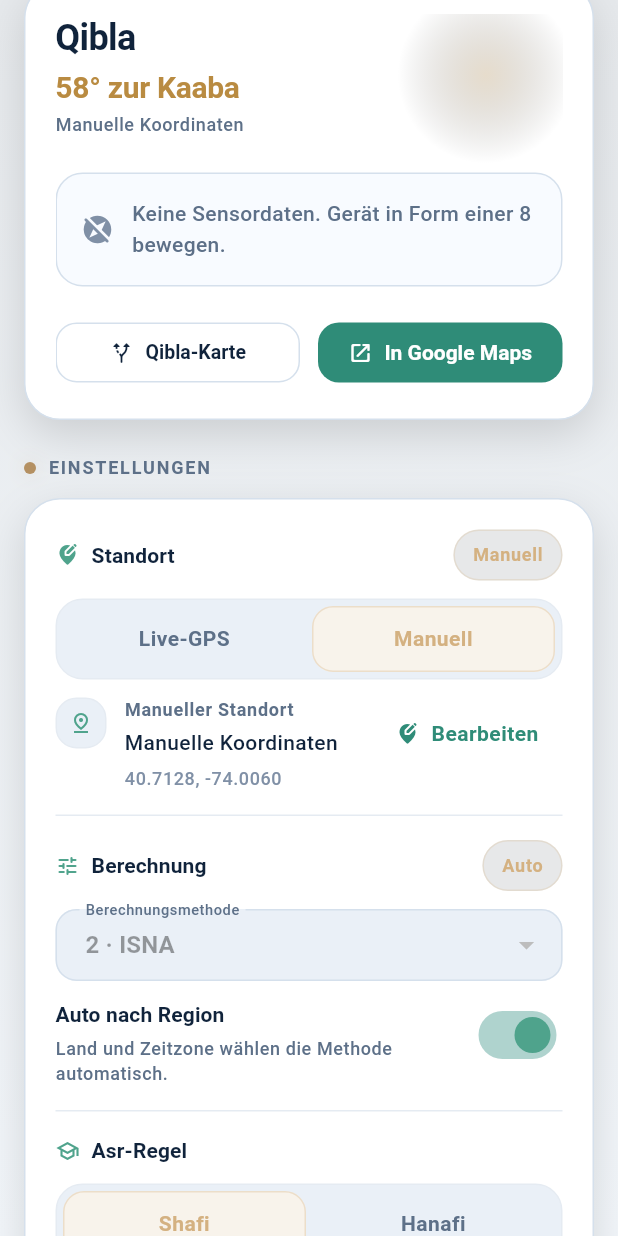
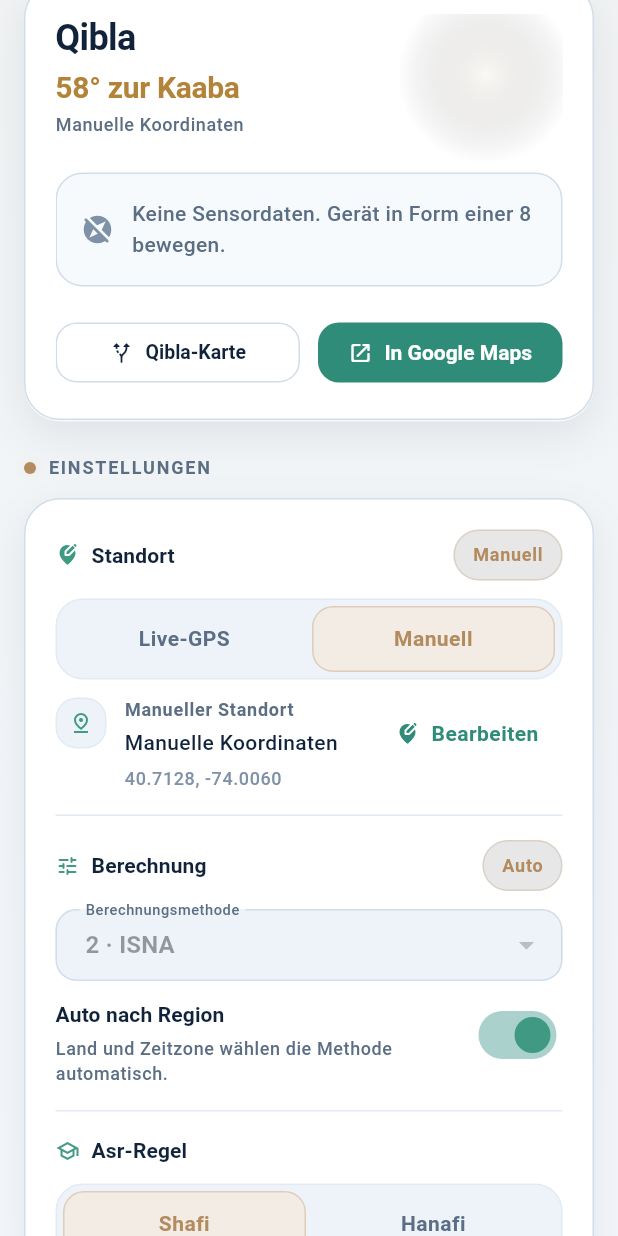
Before and after one commit to luajosman/prayer-times-app, a Flutter app: the screen it shows after launch, scrolled down 576 dp, after a tap on "Manuell", on a phone screen of 412 x 824 dp. Run offline on Flutter 3.47's test engine with Material 3 defaults, Android fonts, the phone set to English and light mode, and no system bars; our stand-ins replace dio, flutter_compass, flutter_map, geolocator, latlong2, shared_preferences; network calls fail.

```diff
--- a/frontend/lib/src/core/design_tokens.dart
+++ b/frontend/lib/src/core/design_tokens.dart
@@ -36,6 +36,7 @@ abstract final class AppColors {
 @immutable
 class AppPalette extends ThemeExtension<AppPalette> {
   const AppPalette({
+    required this.brightness,
     required this.background,
     required this.surface,
     required this.surfaceRaised,
@@ -59,6 +60,7 @@ class AppPalette extends ThemeExtension<AppPalette> {
     required this.black,
   });
 
+  final Brightness brightness;
   final Color background;
   final Color surface;
   final Color surfaceRaised;
@@ -81,7 +83,11 @@ class AppPalette extends ThemeExtension<AppPalette> {
   final Color white;
   final Color black;
 
+  bool get isDark => brightness == Brightness.dark;
+  bool get isLight => brightness == Brightness.light;
+
   static const AppPalette dark = AppPalette(
+    brightness: Brightness.dark,
     background: AppColors.background,
     surface: AppColors.surface,
     surfaceRaised: AppColors.surfaceRaised,
@@ -106,21 +112,22 @@ class AppPalette extends ThemeExtension<AppPalette> {
   );
 
   static const AppPalette light = AppPalette(
-    background: Color(0xFFF2F6FA),
-    surface: Color(0xFFF8FBFF),
+    brightness: Brightness.light,
+    background: Color(0xFFF3F7FB),
+    surface: Color(0xFFF7FAFD),
     surfaceRaised: Color(0xFFFFFFFF),
-    surfaceStrong: Color(0xFFEAF0F7),
-    border: Color(0xFFD5E0EC),
-    borderSubtle: Color(0xFFE5EBF2),
+    surfaceStrong: Color(0xFFEDF3F9),
+    border: Color(0xFFD1DDE9),
+    borderSubtle: Color(0xFFE3EAF2),
     textPrimary: Color(0xFF10233B),
-    textSecondary: Color(0xFF5D7088),
-    textTertiary: Color(0xFF8090A6),
+    textSecondary: Color(0xFF5B6E84),
+    textTertiary: Color(0xFF7F91A6),
     primary: AppColors.primary,
-    primarySoft: Color(0xFF4FA38C),
-    primaryTint: Color(0xFFDCEFEA),
-    gold: Color(0xFFB98B41),
-    goldSoft: AppColors.goldSoft,
-    goldTint: Color(0xFFF4E8D4),
+    primarySoft: Color(0xFF3F9983),
+    primaryTint: Color(0xFFE1F0EB),
+    gold: Color(0xFFB28339),
+    goldSoft: Color(0xFF8C6A2F),
+    goldTint: Color(0xFFF5EBD9),
     success: Color(0xFF3A925E),
     warning: Color(0xFFC5842E),
     error: Color(0xFFC45353),
@@ -135,6 +142,7 @@ class AppPalette extends ThemeExtension<AppPalette> {
 
   @override
   AppPalette copyWith({
+    Brightness? brightness,
     Color? background,
     Color? surface,
     Color? surfaceRaised,
@@ -158,6 +166,7 @@ class AppPalette extends ThemeExtension<AppPalette> {
     Color? black,
   }) {
     return AppPalette(
+      brightness: brightness ?? this.brightness,
       background: background ?? this.background,
       surface: surface ?? this.surface,
       surfaceRaised: surfaceRaised ?? this.surfaceRaised,
@@ -189,6 +198,7 @@ class AppPalette extends ThemeExtension<AppPalette> {
     }
 
     return AppPalette(
+      brightness: t < 0.5 ? brightness : other.brightness,
       background: Color.lerp(background, other.background, t) ?? background,
       surface: Color.lerp(surface, other.surface, t) ?? surface,
       surfaceRaised:
@@ -247,15 +257,34 @@ abstract final class AppMotion {
 }
 
 abstract final class AppShadows {
-  static const List<BoxShadow> panel = <BoxShadow>[
+  static List<BoxShadow> panel(AppPalette palette) {
+    if (palette.isDark) {
+      return const <BoxShadow>[
         BoxShadow(
           color: Color(0x22000000),
           blurRadius: 24,
           offset: Offset(0, 10),
         ),
       ];
+    }
 
-  static const List<BoxShadow> glow = <BoxShadow>[
+    return <BoxShadow>[
+      const BoxShadow(
+        color: Color(0x140C223E),
+        blurRadius: 22,
+        offset: Offset(0, 10),
+      ),
+      BoxShadow(
+        color: palette.white.withValues(alpha: 0.72),
+        blurRadius: 0,
+        offset: const Offset(0, 1),
+      ),
+    ];
+  }
+
+  static List<BoxShadow> glow(AppPalette palette) {
+    if (palette.isDark) {
+      return const <BoxShadow>[
         BoxShadow(
           color: Color(0x14000000),
           blurRadius: 28,
@@ -263,3 +292,13 @@ abstract final class AppShadows {
         ),
       ];
     }
+
+    return <BoxShadow>[
+      const BoxShadow(
+        color: Color(0x120E2946),
+        blurRadius: 18,
+        offset: Offset(0, 8),
+      ),
+    ];
+  }
+}
--- a/frontend/lib/src/core/prayer_phase_style.dart
+++ b/frontend/lib/src/core/prayer_phase_style.dart
@@ -36,6 +36,17 @@ class PrayerPhaseStyle {
   final Color qiblaAmbient;
 
   LinearGradient heroGradient(AppPalette palette) {
+    if (palette.isLight) {
+      return LinearGradient(
+        begin: Alignment.topLeft,
+        end: Alignment.bottomRight,
+        colors: <Color>[
+          AppColors.overlay(accent, palette.surfaceRaised, 0.08),
+          AppColors.overlay(ambientSoft, palette.surface, 0.12),
+        ],
+      );
+    }
+
     return LinearGradient(
       begin: Alignment.topLeft,
       end: Alignment.bottomRight,
@@ -44,6 +55,65 @@ class PrayerPhaseStyle {
         AppColors.overlay(tint, palette.surfaceRaised, 0.68),
       ],
     );
+  }
+
+  Color pageTint(AppPalette palette) {
+    return palette.isDark ? tint : accent;
+  }
+
+  Color emphasisColor(AppPalette palette) {
+    return palette.isDark ? accentSoft : accent;
+  }
+
+  Color countdownColor(AppPalette palette) {
+    return palette.isDark ? countdownAccent : accent;
+  }
+
+  Color sectionColor(AppPalette palette) {
+    return palette.isDark ? sectionAccent : accent;
+  }
+
+  Color heroBorderColor(AppPalette palette) {
+    return palette.isDark
+        ? AppColors.overlay(accent, palette.border, 0.34)
+        : accent.withValues(alpha: 0.18);
+  }
+
+  Color heroOrbColor(AppPalette palette, {required bool secondary}) {
+    final Color source = secondary ? ambientSoft : ambient;
+    return palette.isDark
+        ? source
+        : AppColors.overlay(source, palette.surfaceRaised, 0.20);
+  }
+
+  Color nextPrayerBackground(AppPalette palette) {
+    return palette.isDark
+        ? AppColors.overlay(tint, palette.surfaceRaised, 0.72)
+        : AppColors.overlay(accent, palette.surfaceRaised, 0.08);
+  }
+
+  Color nextPrayerBorder(AppPalette palette) {
+    return palette.isDark
+        ? accent.withValues(alpha: 0.34)
+        : accent.withValues(alpha: 0.18);
+  }
+
+  Color nextPrayerIconTile(AppPalette palette) {
+    return palette.isDark
+        ? AppColors.overlay(accent, palette.surfaceStrong, 0.18)
+        : AppColors.overlay(accent, palette.surfaceStrong, 0.12);
+  }
+
+  Color qiblaOrbColor(AppPalette palette) {
+    return palette.isDark
+        ? AppColors.overlay(qiblaAmbient, palette.gold, 0.18)
+        : AppColors.overlay(palette.gold, palette.surfaceRaised, 0.20);
+  }
+
+  Color qiblaDialTint(AppPalette palette) {
+    return palette.isDark
+        ? AppColors.overlay(qiblaAmbient, palette.surfaceStrong, 0.24)
+        : AppColors.overlay(qiblaAmbient, palette.surfaceStrong, 0.10);
   }
 }
 
--- a/frontend/lib/src/ui/prayer_home_page.dart
+++ b/frontend/lib/src/ui/prayer_home_page.dart
@@ -102,9 +102,9 @@ class _PrayerHomePageState extends State<PrayerHomePage>
                 end: Alignment.bottomCenter,
                 colors: <Color>[
                   AppColors.overlay(
-                    phaseStyle.tint,
+                    phaseStyle.pageTint(palette),
                     palette.background,
-                    0.06,
+                    palette.isDark ? 0.06 : 0.05,
                   ),
                   palette.background,
                 ],
@@ -175,7 +175,7 @@ class _PrayerHomePageState extends State<PrayerHomePage>
                         SectionHeader(
                           label: 'Gebetszeiten',
                           trailing: _controller.response?.date,
-                          accentColor: phaseStyle.sectionAccent,
+                          accentColor: phaseStyle.sectionColor(palette),
                         ),
                         const SizedBox(height: AppSpacing.md),
                         if (_controller.isLoading)
@@ -192,7 +192,7 @@ class _PrayerHomePageState extends State<PrayerHomePage>
                         const SizedBox(height: AppSpacing.xxl),
                         SectionHeader(
                           label: 'Einstellungen',
-                          accentColor: phaseStyle.sectionAccent,
+                          accentColor: phaseStyle.sectionColor(palette),
                         ),
                         const SizedBox(height: AppSpacing.md),
                         _buildAnimated(
@@ -344,7 +344,7 @@ class _PrayerHomePageState extends State<PrayerHomePage>
         color: palette.surfaceRaised,
         borderRadius: BorderRadius.circular(AppRadius.xl),
         border: Border.all(color: palette.border),
-        boxShadow: AppShadows.panel,
+        boxShadow: AppShadows.panel(palette),
       ),
       child: Column(
         crossAxisAlignment: CrossAxisAlignment.start,
@@ -356,14 +356,14 @@ class _PrayerHomePageState extends State<PrayerHomePage>
             title: 'Standort',
             trailing: _SettingsStatusBadge(
               label: useLive ? 'Live' : 'Manuell',
-              color: phaseStyle.accentSoft,
+              color: phaseStyle.emphasisColor(palette),
             ),
             child: Column(
               crossAxisAlignment: CrossAxisAlignment.start,
               children: <Widget>[
                 SegmentedSetting<bool>(
                   value: useLive,
-                  accentColor: phaseStyle.accentSoft,
+                  accentColor: phaseStyle.emphasisColor(palette),
                   onChanged: (bool value) {
                     unawaited(_controller.setUseDeviceLocation(value));
                   },
@@ -407,7 +407,7 @@ class _PrayerHomePageState extends State<PrayerHomePage>
             trailing: _controller.settings.useAutoMethod
                 ? _SettingsStatusBadge(
                     label: 'Auto',
-                    color: phaseStyle.accentSoft,
+                    color: phaseStyle.emphasisColor(palette),
                   )
                 : null,
             child: Column(
@@ -462,7 +462,7 @@ class _PrayerHomePageState extends State<PrayerHomePage>
               children: <Widget>[
                 SegmentedSetting<int>(
                   value: _controller.settings.school,
-                  accentColor: phaseStyle.accentSoft,
+                  accentColor: phaseStyle.emphasisColor(palette),
                   onChanged: (int school) {
                     unawaited(_controller.updateSchool(school));
                   },
@@ -492,7 +492,7 @@ class _PrayerHomePageState extends State<PrayerHomePage>
               children: <Widget>[
                 SegmentedSetting<AppThemePreference>(
                   value: _controller.settings.themePreference,
-                  accentColor: phaseStyle.accentSoft,
+                  accentColor: phaseStyle.emphasisColor(palette),
                   onChanged: (AppThemePreference value) {
                     unawaited(_controller.updateThemePreference(value));
                   },
--- a/frontend/lib/src/ui/qibla_map_page.dart
+++ b/frontend/lib/src/ui/qibla_map_page.dart
@@ -60,9 +60,9 @@ class QiblaMapPage extends StatelessWidget {
             end: Alignment.bottomCenter,
             colors: <Color>[
               AppColors.overlay(
-                resolvedPhase.qiblaAmbient,
+                resolvedPhase.pageTint(palette),
                 palette.background,
-                0.14,
+                palette.isDark ? 0.14 : 0.06,
               ),
               palette.background,
             ],
@@ -109,7 +109,7 @@ class QiblaMapPage extends StatelessWidget {
                         ContextChip(
                           icon: Icons.route_rounded,
                           label: '${distanceKm.toStringAsFixed(0)} km',
-                          accentColor: resolvedPhase.accentSoft,
+                          accentColor: resolvedPhase.emphasisColor(palette),
                           emphasized: true,
                         ),
                       ],
--- a/frontend/lib/src/ui/widgets/context_chip.dart
+++ b/frontend/lib/src/ui/widgets/context_chip.dart
@@ -21,11 +21,16 @@ class ContextChip extends StatelessWidget {
   Widget build(BuildContext context) {
     final AppPalette palette = AppPalette.of(context);
     final Color background = emphasized
-        ? AppColors.overlay(accentColor, palette.surfaceRaised, 0.12)
-        : palette.surfaceRaised;
-    final Color borderColor =
-        emphasized ? accentColor.withValues(alpha: 0.28) : palette.border;
-    final Color iconColor = emphasized ? accentColor : palette.primarySoft;
+        ? AppColors.overlay(
+            accentColor,
+            palette.isDark ? palette.surfaceRaised : palette.surfaceStrong,
+            palette.isDark ? 0.12 : 0.10,
+          )
+        : (palette.isDark ? palette.surfaceRaised : palette.surfaceStrong);
+    final Color borderColor = emphasized
+        ? accentColor.withValues(alpha: palette.isDark ? 0.28 : 0.18)
+        : (palette.isDark ? palette.border : palette.borderSubtle);
+    final Color iconColor = emphasized ? accentColor : palette.primary;
     final Color textColor =
         emphasized ? palette.textPrimary : palette.textSecondary;
 
--- a/frontend/lib/src/ui/widgets/home_app_bar.dart
+++ b/frontend/lib/src/ui/widgets/home_app_bar.dart
@@ -27,20 +27,22 @@ class HomeAppBar extends StatelessWidget {
             height: 38,
             decoration: BoxDecoration(
               color: AppColors.overlay(
-                phaseStyle.accent,
+                phaseStyle.emphasisColor(palette),
                 palette.surfaceRaised,
-                0.14,
+                palette.isDark ? 0.14 : 0.10,
               ),
               borderRadius: BorderRadius.circular(AppRadius.md),
               border: Border.all(
-                color: phaseStyle.accent.withValues(alpha: 0.24),
+                color: phaseStyle.emphasisColor(palette).withValues(
+                      alpha: palette.isDark ? 0.24 : 0.18,
+                    ),
               ),
             ),
             alignment: Alignment.center,
             child: Icon(
               Icons.explore_rounded,
               size: 19,
-              color: phaseStyle.accentSoft,
+              color: phaseStyle.emphasisColor(palette),
             ),
           ),
           const SizedBox(width: AppSpacing.md),
@@ -66,7 +68,9 @@ class HomeAppBar extends StatelessWidget {
               padding: EdgeInsets.zero,
               backgroundColor: palette.surfaceRaised,
               side: BorderSide(
-                color: phaseStyle.accent.withValues(alpha: 0.16),
+                color: phaseStyle.emphasisColor(palette).withValues(
+                      alpha: palette.isDark ? 0.16 : 0.12,
+                    ),
               ),
             ),
             icon: AnimatedRotation(
--- a/frontend/lib/src/ui/widgets/next_prayer_hero.dart
+++ b/frontend/lib/src/ui/widgets/next_prayer_hero.dart
@@ -29,10 +29,8 @@ class NextPrayerHero extends StatelessWidget {
       decoration: BoxDecoration(
         gradient: phaseStyle.heroGradient(palette),
         borderRadius: BorderRadius.circular(AppRadius.xl),
-        border: Border.all(
-          color: AppColors.overlay(phaseStyle.accent, palette.border, 0.34),
-        ),
-        boxShadow: AppShadows.glow,
+        border: Border.all(color: phaseStyle.heroBorderColor(palette)),
+        boxShadow: AppShadows.glow(palette),
       ),
       child: Stack(
         children: <Widget>[
@@ -40,7 +38,7 @@ class NextPrayerHero extends StatelessWidget {
             top: -18,
             right: -10,
             child: _HeroOrb(
-              color: phaseStyle.ambient,
+              color: phaseStyle.heroOrbColor(palette, secondary: false),
               size: 138,
             ),
           ),
@@ -48,7 +46,7 @@ class NextPrayerHero extends StatelessWidget {
             bottom: -24,
             left: -14,
             child: _HeroOrb(
-              color: phaseStyle.ambientSoft,
+              color: phaseStyle.heroOrbColor(palette, secondary: true),
               size: 118,
             ),
           ),
@@ -102,13 +100,14 @@ class _HeroContent extends StatelessWidget {
             ),
             decoration: BoxDecoration(
               color: AppColors.overlay(
-                AppColors.gold,
-                palette.surfaceStrong,
-                0.18,
+                palette.gold,
+                palette.isDark ? palette.surfaceStrong : palette.goldTint,
+                palette.isDark ? 0.18 : 0.12,
               ),
               borderRadius: BorderRadius.circular(AppRadius.full),
               border: Border.all(
-                color: palette.goldSoft.withValues(alpha: 0.4),
+                color: palette.gold
+                    .withValues(alpha: palette.isDark ? 0.24 : 0.18),
               ),
             ),
             child: Text(
@@ -151,7 +150,7 @@ class _HeroContent extends StatelessWidget {
               if (countdownLabel != null)
                 _CountdownBadge(
                   label: countdownLabel!,
-                  accent: phaseStyle.countdownAccent,
+                  accent: phaseStyle.countdownColor(palette),
                 ),
             ],
           ),
--- a/frontend/lib/src/ui/widgets/prayer_time_tile.dart
+++ b/frontend/lib/src/ui/widgets/prayer_time_tile.dart
@@ -33,7 +33,7 @@ class PrayerTimeTile extends StatelessWidget {
         backgroundColor: AppColors.overlay(
           const Color(0xFFB68C58),
           palette.surface,
-          0.08,
+          palette.isDark ? 0.08 : 0.06,
         ),
         borderColor: palette.borderSubtle,
         titleColor: palette.textSecondary,
@@ -54,21 +54,13 @@ class PrayerTimeTile extends StatelessWidget {
         title: title,
         time: time,
         subtitle: 'Nächstes Gebet',
-        backgroundColor: AppColors.overlay(
-          phaseStyle.tint,
-          palette.surfaceRaised,
-          0.72,
-        ),
-        borderColor: phaseStyle.accent.withValues(alpha: 0.34),
+        backgroundColor: phaseStyle.nextPrayerBackground(palette),
+        borderColor: phaseStyle.nextPrayerBorder(palette),
         titleColor: palette.textPrimary,
-        subtitleColor: phaseStyle.accentSoft,
-        timeColor: phaseStyle.countdownAccent,
-        iconTileColor: AppColors.overlay(
-          phaseStyle.accent,
-          palette.surfaceStrong,
-          0.18,
-        ),
-        iconColor: phaseStyle.accentSoft,
+        subtitleColor: phaseStyle.emphasisColor(palette),
+        timeColor: phaseStyle.countdownColor(palette),
+        iconTileColor: phaseStyle.nextPrayerIconTile(palette),
+        iconColor: phaseStyle.emphasisColor(palette),
       );
     }
 
--- a/frontend/lib/src/ui/widgets/qibla_compass_card.dart
+++ b/frontend/lib/src/ui/widgets/qibla_compass_card.dart
@@ -37,7 +37,7 @@ class QiblaCompassCard extends StatelessWidget {
         color: palette.surfaceRaised,
         borderRadius: BorderRadius.circular(AppRadius.xl),
         border: Border.all(color: palette.border),
-        boxShadow: AppShadows.panel,
+        boxShadow: AppShadows.panel(palette),
       ),
       child: Stack(
         children: <Widget>[
@@ -45,11 +45,7 @@ class QiblaCompassCard extends StatelessWidget {
             top: -18,
             right: -8,
             child: _AmbientOrb(
-              color: AppColors.overlay(
-                phaseStyle.qiblaAmbient,
-                palette.gold,
-                0.18,
-              ),
+              color: phaseStyle.qiblaOrbColor(palette),
               size: 118,
             ),
           ),
@@ -168,6 +164,7 @@ class _CompassPanel extends StatelessWidget {
 
   @override
   Widget build(BuildContext context) {
+    final AppPalette palette = AppPalette.of(context);
     final Stream<CompassEvent>? stream = _safeStream();
     if (stream == null) {
       return const _CompassUnavailable(
@@ -201,7 +198,7 @@ class _CompassPanel extends StatelessWidget {
             ? AppColors.success
             : close
                 ? AppColors.warning
-                : phaseStyle.accentSoft;
+                : phaseStyle.emphasisColor(palette);
 
         final String statusLabel = aligned
             ? 'Ausrichtung gut'
@@ -270,11 +267,7 @@ class _CompassDial extends StatelessWidget {
             height: 226,
             decoration: BoxDecoration(
               shape: BoxShape.circle,
-              color: AppColors.overlay(
-                phaseStyle.qiblaAmbient,
-                palette.surfaceStrong,
-                0.24,
-              ),
+              color: phaseStyle.qiblaDialTint(palette),
               border: Border.all(color: palette.border),
             ),
           ),
--- a/frontend/lib/src/ui/widgets/section_header.dart
+++ b/frontend/lib/src/ui/widgets/section_header.dart
@@ -27,8 +27,10 @@ class SectionHeader extends StatelessWidget {
             shape: BoxShape.circle,
             boxShadow: <BoxShadow>[
               BoxShadow(
-                color: accentColor.withValues(alpha: 0.24),
-                blurRadius: 10,
+                color: accentColor.withValues(
+                  alpha: palette.isDark ? 0.24 : 0.14,
+                ),
+                blurRadius: palette.isDark ? 10 : 6,
               ),
             ],
           ),
--- a/frontend/lib/src/ui/widgets/trust_context_strip.dart
+++ b/frontend/lib/src/ui/widgets/trust_context_strip.dart
@@ -21,6 +21,8 @@ class TrustContextStrip extends StatelessWidget {
 
   @override
   Widget build(BuildContext context) {
+    final AppPalette palette = AppPalette.of(context);
+
     return Wrap(
       spacing: AppSpacing.sm,
       runSpacing: AppSpacing.sm,
@@ -45,7 +47,7 @@ class TrustContextStrip extends StatelessWidget {
           icon: Icons.school_outlined,
           label: schoolLabel,
           compact: true,
-          accentColor: phaseStyle.accentSoft,
+          accentColor: phaseStyle.emphasisColor(palette),
         ),
       ],
     );
```
Also changed, not shown: 7 other files. Lines whose indentation alone changed are shown as unchanged.
